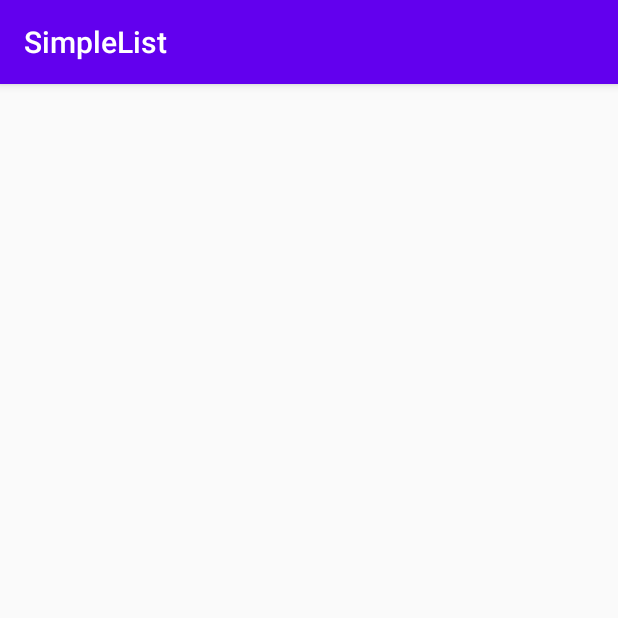
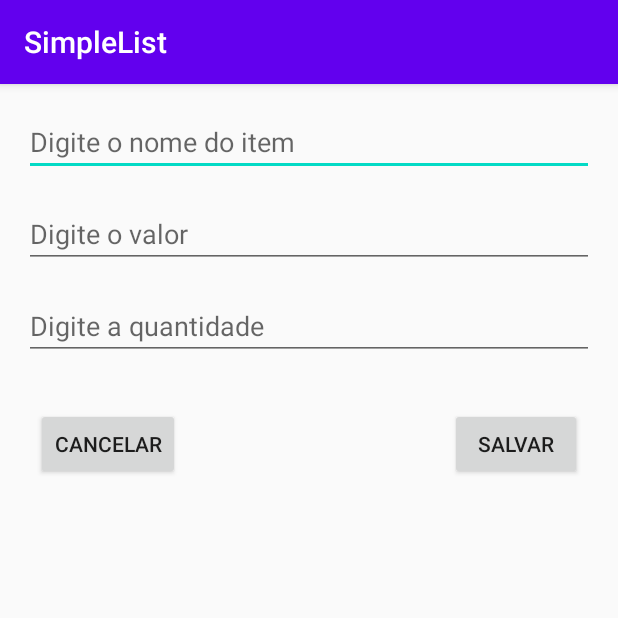
Before and after one commit to luizfelipetorres/kotlin_shopping-list, an Android app: the screen it shows after launch (addItemActivity), after a tap on an icon or button, on a phone screen of 412 x 824 dp, the top half of it. Run offline under Robolectric (Android 15) with nearby library versions, the phone set to English and light mode, and no system bars.

Commit message:
WIP incluindo na lista, próximo passo salvar estado

```diff
--- a/app/src/main/java/com/lftf/simplelist/MainActivity.kt
+++ b/app/src/main/java/com/lftf/simplelist/MainActivity.kt
@@ -1,9 +1,9 @@
 package com.lftf.simplelist
 
 import android.content.Intent
-import android.support.v7.app.AppCompatActivity
 import android.os.Bundle
 import android.support.design.widget.FloatingActionButton
+import android.support.v7.app.AppCompatActivity
 import android.support.v7.widget.LinearLayoutManager
 import android.support.v7.widget.RecyclerView
 import android.view.View
@@ -16,7 +16,10 @@ class MainActivity : AppCompatActivity() {
         super.onCreate(savedInstanceState)
         setContentView(R.layout.activity_main)
 
-        val rv = findViewById<RecyclerView>(R.id.recycler_view_list)
+        displayContent()
+    }
+
+    private fun displayContent() {
         val list = DataManager.getExamples()
         val adapter = RVAdapter(list)
         val layoutManager = LinearLayoutManager(
@@ -24,14 +27,21 @@ class MainActivity : AppCompatActivity() {
             LinearLayoutManager.VERTICAL,
             false
         )
-        rv.layoutManager = layoutManager
-        rv.adapter = adapter
+
+        findViewById<RecyclerView>(R.id.recycler_view_list).apply {
+            this.layoutManager = layoutManager
+            this.adapter = adapter
+        }
 
         val fab = findViewById<FloatingActionButton>(R.id.fab)
         fab.setOnClickListener(View.OnClickListener {
             val intent = Intent(this, addItemActivity::class.java )
             startActivity(intent)
         })
+    }
 
+    override fun onRestart() {
+        super.onRestart()
+        displayContent()
     }
 }
--- a/app/src/main/java/com/lftf/simplelist/adapters/RVAdapter.kt
+++ b/app/src/main/java/com/lftf/simplelist/adapters/RVAdapter.kt
@@ -34,7 +34,7 @@ class RVAdapter(val itemList: List<itemModel>): RecyclerView.Adapter<RVAdapter.V
     override fun onBindViewHolder(viewHolder: ViewHolder, position: Int) {
         val item = itemList[position]
         viewHolder.textView.text = """
-            Titulo:     ${item.title}
+            Titulo:     ${item.title} ${position}
             Quantidade: ${item.quantity}
             Valor:      R$ ${"%.2f".format(item.value)}
             Total:      R$ ${"%.2f".format(item.getTotalValue())}
--- a/app/src/main/java/com/lftf/simplelist/addItem/addItemActivity.kt
+++ b/app/src/main/java/com/lftf/simplelist/addItem/addItemActivity.kt
@@ -2,11 +2,30 @@ package com.lftf.simplelist.addItem
 
 import android.support.v7.app.AppCompatActivity
 import android.os.Bundle
+import android.view.View
+import android.widget.Button
+import android.widget.EditText
 import com.lftf.simplelist.R
+import com.lftf.simplelist.data.DataManager
+import com.lftf.simplelist.models.itemModel
 
 class addItemActivity : AppCompatActivity() {
     override fun onCreate(savedInstanceState: Bundle?) {
         super.onCreate(savedInstanceState)
         setContentView(R.layout.activity_add_item)
+
+        val title = findViewById<EditText>(R.id.field_title)
+        val value = findViewById<EditText>(R.id.field_value)
+        val quantity = findViewById<EditText>(R.id.field_quantity)
+
+        findViewById<Button>(R.id.button_save).setOnClickListener(View.OnClickListener {
+            itemModel(
+                title.text.toString(),
+                quantity = quantity.text.toString().toInt(),
+                value = value.text.toString().toFloat()
+            ).apply {
+                DataManager.addItem(this)
+            }
+        })
     }
 }
--- a/app/src/main/java/com/lftf/simplelist/data/DataManager.kt
+++ b/app/src/main/java/com/lftf/simplelist/data/DataManager.kt
@@ -6,8 +6,15 @@ import com.lftf.simplelist.models.itemModel
  * Singleton com dados
  */
 object DataManager {
+    private val list = mutableListOf<itemModel>()
+
+    fun addItem(itemModel: itemModel){
+    list.add(itemModel)
+        println("list: $list")
+    }
+
+
     fun getExamples(): List<itemModel> {
-        val list = mutableListOf<itemModel>()
         list.add(itemModel("Sabão", value = 1f))
         list.add(itemModel("Batatas", value = 1f))
         list.add(itemModel("Cenoura", value = 1f))
--- a/app/src/main/res/layout/activity_add_item.xml
+++ b/app/src/main/res/layout/activity_add_item.xml
@@ -6,4 +6,75 @@
     android:layout_height="match_parent"
     tools:context=".addItem.addItemActivity">
 
+    <EditText
+        android:id="@+id/field_title"
+        android:layout_width="0dp"
+        android:layout_height="wrap_content"
+        android:layout_marginStart="16dp"
+        android:layout_marginTop="16dp"
+        android:layout_marginEnd="16dp"
+        android:ems="10"
+        android:hint="Digite o nome do item"
+        android:inputType="textPersonName"
+        app:layout_constraintEnd_toEndOf="parent"
+        app:layout_constraintStart_toStartOf="parent"
+        app:layout_constraintTop_toTopOf="parent" />
+
+    <EditText
+        android:id="@+id/field_quantity"
+        android:layout_width="0dp"
+        android:layout_height="wrap_content"
+        android:layout_marginStart="16dp"
+        android:layout_marginTop="16dp"
+        android:layout_marginEnd="16dp"
+        android:ems="10"
+        android:hint="Digite a quantidade"
+        android:inputType="numberSigned"
+        app:layout_constraintEnd_toEndOf="parent"
+        app:layout_constraintStart_toStartOf="parent"
+        app:layout_constraintTop_toBottomOf="@+id/field_value" />
+
+    <EditText
+        android:id="@+id/field_value"
+        android:layout_width="0dp"
+        android:layout_height="wrap_content"
+        android:layout_marginStart="16dp"
+        android:layout_marginTop="16dp"
+        android:layout_marginEnd="16dp"
+        android:ems="10"
+        android:hint="Digite o valor "
+        android:inputType="numberDecimal"
+        app:layout_constraintEnd_toEndOf="parent"
+        app:layout_constraintStart_toStartOf="parent"
+        app:layout_constraintTop_toBottomOf="@+id/field_title" />
+
+    <android.support.constraint.ConstraintLayout
+        android:layout_width="0dp"
+        android:layout_height="wrap_content"
+        android:layout_marginTop="32dp"
+        app:layout_constraintBottom_toBottomOf="parent"
+        app:layout_constraintEnd_toEndOf="parent"
+        app:layout_constraintHorizontal_bias="0.0"
+        app:layout_constraintStart_toStartOf="parent"
+        app:layout_constraintTop_toBottomOf="@+id/field_quantity"
+        app:layout_constraintVertical_bias="0.0">
+
+        <Button
+            android:id="@+id/button_cancel"
+            android:layout_width="wrap_content"
+            android:layout_height="wrap_content"
+            android:layout_marginStart="24dp"
+            android:text="cancelar"
+            app:layout_constraintStart_toStartOf="parent"
+            tools:layout_editor_absoluteY="367dp" />
+
+        <Button
+            android:id="@+id/button_save"
+            android:layout_width="wrap_content"
+            android:layout_height="wrap_content"
+            android:layout_marginEnd="24dp"
+            android:text="Salvar"
+            app:layout_constraintEnd_toEndOf="parent"
+            tools:layout_editor_absoluteY="367dp" />
+    </android.support.constraint.ConstraintLayout>
 </android.support.constraint.ConstraintLayout>
```
Also changed, not shown: app/src/main/res/layout/item.xml (+26 -10 lines).
